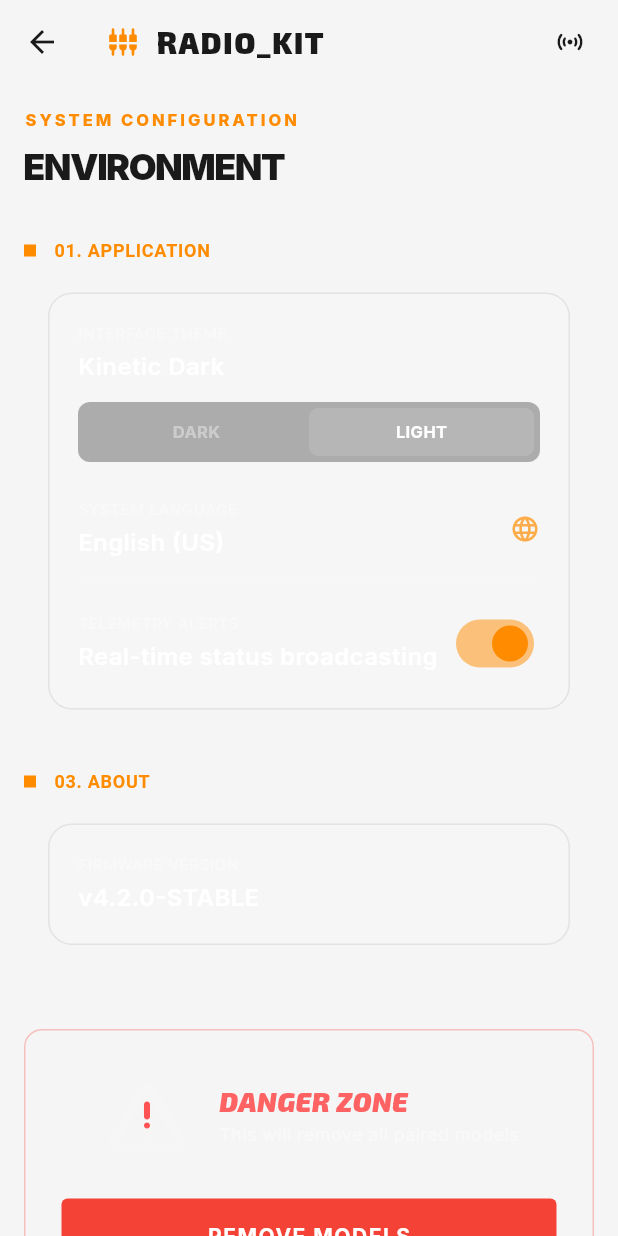
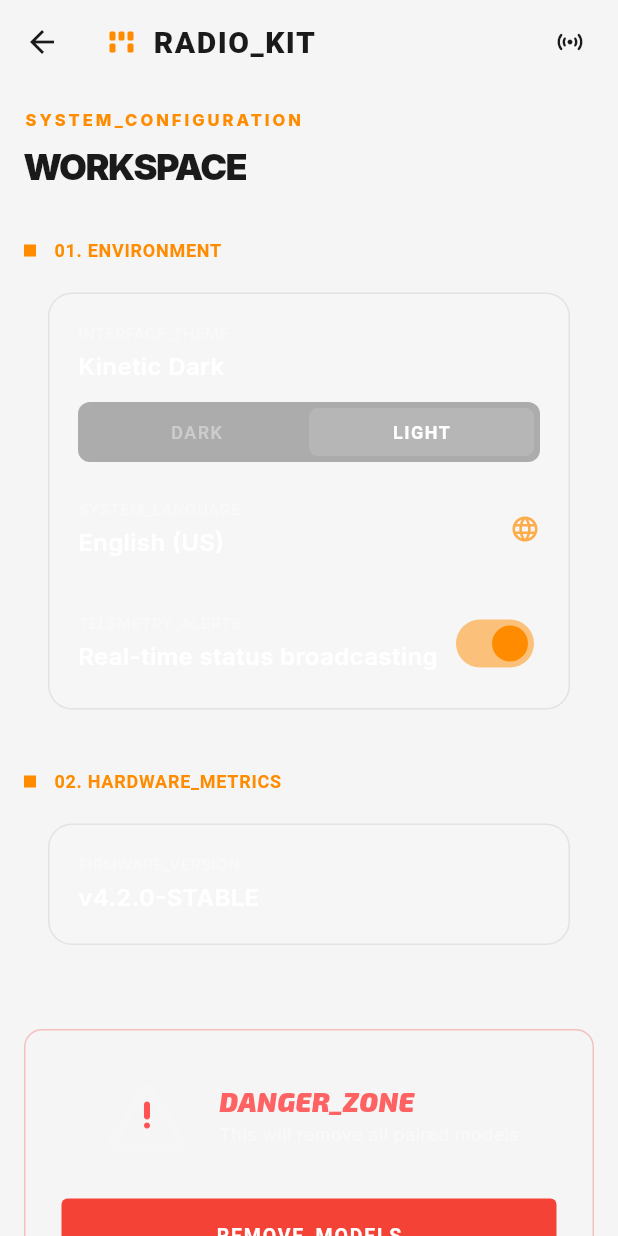
Before and after one commit to rambros3d/RadioKit, a Flutter app: the SystemTab screen opened directly, on a phone screen of 412 x 824 dp. Run offline on Flutter 3.47's test engine with Material 3 defaults, Android fonts, the light colour scheme and no system bars; our stand-ins replace google_fonts, permission_handler, shared_preferences; missing offline and left inert: dart:js, dart:js_interop, flutter_reactive_ble, flutter_web_bluetooth, usb_serial, webserial; accounts and stored records are empty; Roboto replaces fonts that are missing (Audiowide, Changa).

Commit message:
update fonts

```diff
--- a/app/lib/screens/home/system_tab.dart
+++ b/app/lib/screens/home/system_tab.dart
@@ -4,6 +4,7 @@ import 'package:google_fonts/google_fonts.dart';
 import '../../providers/theme_provider.dart';
 import '../../providers/history_provider.dart';
 import '../../theme/app_theme.dart';
+import '../../widgets/logo_icon.dart';
 
 class SystemTab extends StatelessWidget {
   const SystemTab({super.key});
@@ -14,11 +15,17 @@ class SystemTab extends StatelessWidget {
 
     return Scaffold(
       appBar: AppBar(
-        title: const Row(
+        title: Row(
           children: [
-            Icon(Icons.settings_input_component_rounded, color: AppColors.brandOrange, size: 20),
-            SizedBox(width: 12),
-            Text('RADIO_KIT'),
+            const LogoIcon(),
+            const SizedBox(width: 12),
+            Text(
+              'RADIO_KIT',
+              style: GoogleFonts.audiowide(
+                fontWeight: FontWeight.w900,
+                letterSpacing: 1.0,
+              ),
+            ),
           ],
         ),
         actions: [
@@ -34,7 +41,7 @@ class SystemTab extends StatelessWidget {
         children: [
           const SizedBox(height: 16),
           Text(
-            'SYSTEM CONFIGURATION',
+            'SYSTEM_CONFIGURATION',
             style: Theme.of(context).textTheme.labelSmall?.copyWith(
               color: AppColors.brandOrange,
               letterSpacing: 2.0,
@@ -42,7 +49,7 @@ class SystemTab extends StatelessWidget {
           ),
           const SizedBox(height: 8),
           Text(
-            'ENVIRONMENT',
+            'WORKSPACE',
             style: Theme.of(context).textTheme.headlineMedium?.copyWith(
               fontWeight: FontWeight.w900,
               letterSpacing: -1.0,
@@ -50,11 +57,11 @@ class SystemTab extends StatelessWidget {
           ),
           const SizedBox(height: 32),
 
-          _buildSectionTag(context, '01. APPLICATION'),
+          _buildSectionTag(context, '01. ENVIRONMENT'),
           _buildApplicationCard(context, themeProvider),
 
           const SizedBox(height: 32),
-          _buildSectionTag(context, '03. ABOUT'),
+          _buildSectionTag(context, '02. HARDWARE_METRICS'),
           _buildAboutCard(context),
 
           const SizedBox(height: 48),
@@ -96,7 +103,7 @@ class SystemTab extends StatelessWidget {
         child: Column(
           crossAxisAlignment: CrossAxisAlignment.start,
           children: [
-            const _SettingLabel(label: 'INTERFACE THEME', value: 'Kinetic Dark'),
+            const _SettingLabel(label: 'INTERFACE_THEME', value: 'Kinetic Dark'),
             const SizedBox(height: 12),
             Container(
               padding: const EdgeInsets.all(4),
@@ -127,7 +134,7 @@ class SystemTab extends StatelessWidget {
             Row(
               mainAxisAlignment: MainAxisAlignment.spaceBetween,
               children: [
-                const _SettingLabel(label: 'SYSTEM LANGUAGE', value: 'English (US)'),
+                const _SettingLabel(label: 'SYSTEM_LANGUAGE', value: 'English (US)'),
                 Icon(Icons.language_rounded, color: AppColors.brandOrange.withOpacity(0.7), size: 20),
               ],
             ),
@@ -137,7 +144,7 @@ class SystemTab extends StatelessWidget {
               children: [
                 const Expanded(
                   child: _SettingLabel(
-                    label: 'TELEMETRY ALERTS',
+                    label: 'TELEMETRY_ALERTS',
                     value: 'Real-time status broadcasting'
                   ),
                 ),
@@ -162,7 +169,7 @@ class SystemTab extends StatelessWidget {
         child: Column(
           crossAxisAlignment: CrossAxisAlignment.start,
           children: [
-            _SettingLabel(label: 'FIRMWARE VERSION', value: 'v4.2.0-STABLE'),
+            _SettingLabel(label: 'FIRMWARE_VERSION', value: 'v4.2.0-STABLE'),
           ],
         ),
       ),
@@ -194,7 +201,7 @@ class SystemTab extends StatelessWidget {
                 crossAxisAlignment: CrossAxisAlignment.start,
                 children: [
                   Text(
-                    'DANGER ZONE',
+                    'DANGER_ZONE',
                     style: GoogleFonts.exo2(
                       fontSize: 18,
                       fontWeight: FontWeight.w900,
@@ -222,7 +229,7 @@ class SystemTab extends StatelessWidget {
                 elevation: 0,
               ),
               onPressed: () => _confirmRemoveModels(context),
-              child: const Text('REMOVE MODELS', style: TextStyle(fontWeight: FontWeight.bold, letterSpacing: 1.0)),
+              child: Text('REMOVE_MODELS', style: GoogleFonts.changa(fontWeight: FontWeight.w700, letterSpacing: 1.2, fontSize: 13)),
             ),
           ),
         ],
@@ -250,7 +257,7 @@ class SystemTab extends StatelessWidget {
                 const SnackBar(content: Text('All models removed')),
               );
             },
-            child: const Text('REMOVE ALL', style: TextStyle(color: Colors.redAccent)),
+            child: Text('REMOVE_ALL', style: GoogleFonts.changa(color: Colors.redAccent, fontWeight: FontWeight.bold, fontSize: 13, letterSpacing: 1.0)),
           ),
         ],
       ),
@@ -306,10 +313,11 @@ class _ThemeToggleOption extends StatelessWidget {
         alignment: Alignment.center,
         child: Text(
           label,
-          style: TextStyle(
-            fontSize: 11,
-            fontWeight: FontWeight.bold,
+          style: GoogleFonts.changa(
+            fontSize: 12,
+            fontWeight: isActive ? FontWeight.w700 : FontWeight.w500,
             color: isActive ? Colors.white : Colors.white38,
+            letterSpacing: 1.0,
           ),
         ),
       ),
--- /dev/null
+++ b/app/lib/widgets/logo_icon.dart
@@ -0,0 +1,44 @@
+import 'package:flutter/material.dart';
+import '../theme/app_theme.dart';
+
+class LogoIcon extends StatelessWidget {
+  const LogoIcon({super.key});
+
+  @override
+  Widget build(BuildContext context) {
+    return Column(
+      mainAxisSize: MainAxisSize.min,
+      children: [
+        Row(
+          mainAxisSize: MainAxisSize.min,
+          children: [
+            _dot(AppColors.brandOrange),
+            _dot(AppColors.brandOrange),
+            _dot(AppColors.brandOrange),
+          ],
+        ),
+        const SizedBox(height: 2),
+        Row(
+          mainAxisSize: MainAxisSize.min,
+          children: [
+            _dot(AppColors.brandOrange),
+            _dot(Colors.white10),
+            _dot(AppColors.brandOrange),
+          ],
+        ),
+      ],
+    );
+  }
+
+  Widget _dot(Color color) {
+    return Container(
+      width: 4,
+      height: 6,
+      margin: const EdgeInsets.symmetric(horizontal: 1),
+      decoration: BoxDecoration(
+        color: color,
+        borderRadius: BorderRadius.circular(1),
+      ),
+    );
+  }
+}
```
Also changed, not shown: app/lib/screens/home/models_tab.dart (+10 -49 lines), app/lib/screens/home/pair_tab.dart (+12 -10 lines), app/lib/screens/home_screen.dart (+20 -6 lines).
